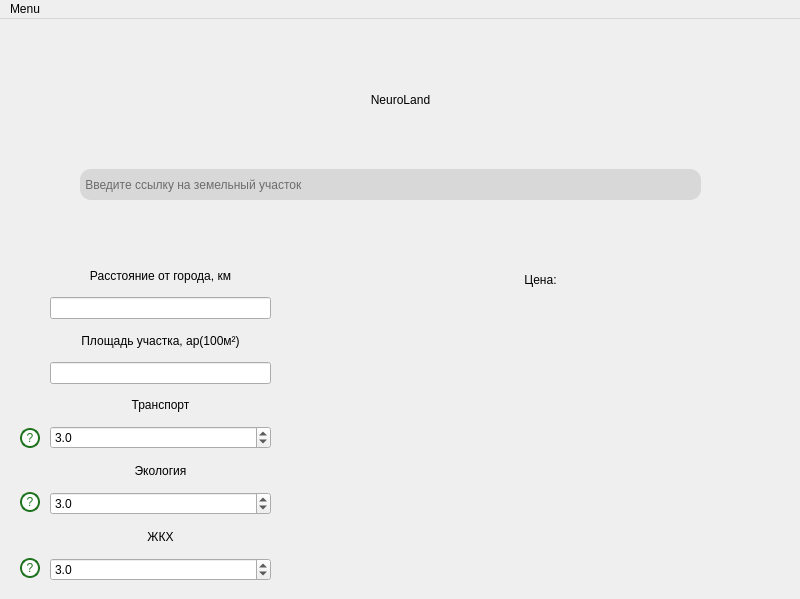
This is UI/ver2.ui in br4h/caidplop as Qt 5 draws it before an edit. The edited form follows.
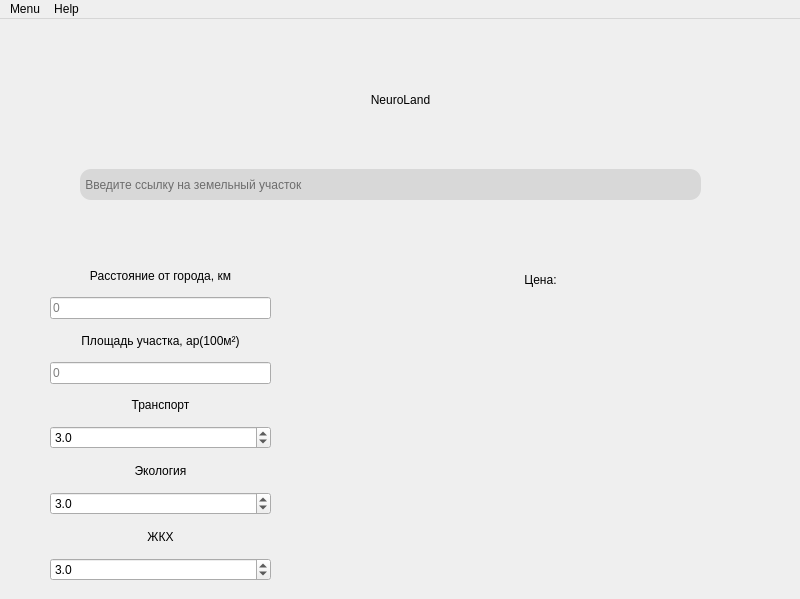
This is the edited form. Icons and pictures are not drawn.

What changed in the file:
```diff
--- a/UI/ver2.ui
+++ b/UI/ver2.ui
@@ -120,7 +120,10 @@
      <item>
       <widget class="QLineEdit" name="lineEdit_3">
        <property name="styleSheet">
-        <string notr="true">font: 10pt &quot;MS Shell Dlg 2&quot;;</string>
+        <string notr="true">font: 12pt &quot;MS Shell Dlg 2&quot;;</string>
+       </property>
+       <property name="placeholderText">
+        <string>0</string>
        </property>
       </widget>
      </item>
@@ -142,6 +145,9 @@
        <property name="styleSheet">
         <string notr="true">font: 12pt &quot;MS Shell Dlg 2&quot;;</string>
        </property>
+       <property name="placeholderText">
+        <string>0</string>
+       </property>
       </widget>
      </item>
      <item>
@@ -284,36 +290,32 @@
      </item>
     </layout>
    </widget>
-   <widget class="QPushButton" name="pushButton_4">
+   <widget class="QLabel" name="label_8">
     <property name="geometry">
      <rect>
       <x>20</x>
-      <y>539</y>
-      <width>20</width>
-      <height>20</height>
+      <y>405</y>
+      <width>31</width>
+      <height>31</height>
      </rect>
     </property>
     <property name="toolTip">
      <string>&lt;html&gt;&lt;head/&gt;&lt;body&gt;&lt;p&gt;&lt;span style=&quot; font-family:'JetBrains Mono';&quot;&gt;1. Плохо&lt;br/&gt;2. Сойдёт&lt;br/&gt;3. Нормально&lt;br/&gt;4. Хорошо&lt;br/&gt;5. Отлично &lt;/span&gt;&lt;/p&gt;&lt;/body&gt;&lt;/html&gt;</string>
     </property>
     <property name="styleSheet">
-     <string notr="true">border-radius: 10px;
-font: 75 10pt &quot;MS Shell Dlg 2&quot;;
-color:rgb(31, 115, 30);
-border: 2px solid rgb(31, 115, 30);
-background-color:white</string>
+     <string notr="true"/>
     </property>
     <property name="text">
-     <string>?</string>
+     <string/>
     </property>
    </widget>
-   <widget class="QPushButton" name="pushButton_2">
+   <widget class="QLabel" name="label_9">
     <property name="geometry">
      <rect>
       <x>20</x>
-      <y>409</y>
-      <width>20</width>
-      <height>20</height>
+      <y>474</y>
+      <width>31</width>
+      <height>21</height>
      </rect>
     </property>
     <property name="toolTip">
@@ -323,37 +325,32 @@
      <number>-1</number>
     </property>
     <property name="styleSheet">
-     <string notr="true">border-radius: 10px;
-font: 75 10pt &quot;MS Shell Dlg 2&quot;;
-color:rgb(31, 115, 30);
-border: 2px solid rgb(31, 115, 30);
-background-color:white</string>
+     <string notr="true"/>
     </property>
     <property name="text">
-     <string>?</string>
+     <string/>
     </property>
    </widget>
-   <widget class="QPushButton" name="pushButton_3">
+   <widget class="QLabel" name="label_10">
     <property name="geometry">
      <rect>
       <x>20</x>
-      <y>473</y>
-      <width>20</width>
-      <height>20</height>
+      <y>540</y>
+      <width>31</width>
+      <height>21</height>
      </rect>
     </property>
     <property name="toolTip">
      <string>&lt;html&gt;&lt;head/&gt;&lt;body&gt;&lt;p&gt;&lt;span style=&quot; font-family:'JetBrains Mono';&quot;&gt;1. Плохо&lt;br/&gt;2. Сойдёт&lt;br/&gt;3. Нормально&lt;br/&gt;4. Хорошо&lt;br/&gt;5. Отлично &lt;/span&gt;&lt;/p&gt;&lt;/body&gt;&lt;/html&gt;</string>
     </property>
     <property name="styleSheet">
-     <string notr="true">border-radius: 10px;
-font: 75 10pt &quot;MS Shell Dlg 2&quot;;
-color:rgb(31, 115, 30);
-border: 2px solid rgb(31, 115, 30);
-background-color:white</string>
+     <string notr="true"/>
     </property>
     <property name="text">
-     <string>?</string>
+     <string/>
+    </property>
+    <property name="pixmap">
+     <pixmap>qq.png</pixmap>
     </property>
    </widget>
   </widget>
@@ -372,7 +369,13 @@
     </property>
     <addaction name="actionAdvenced_Mode"/>
    </widget>
+   <widget class="QMenu" name="menuHelp">
+    <property name="title">
+     <string>Help</string>
+    </property>
+   </widget>
    <addaction name="menuMenu"/>
+   <addaction name="menuHelp"/>
   </widget>
   <action name="actionAdvenced_Mode">
    <property name="text">
```
Left out of the diff: 21 changed lines with no effect on the pictures.
